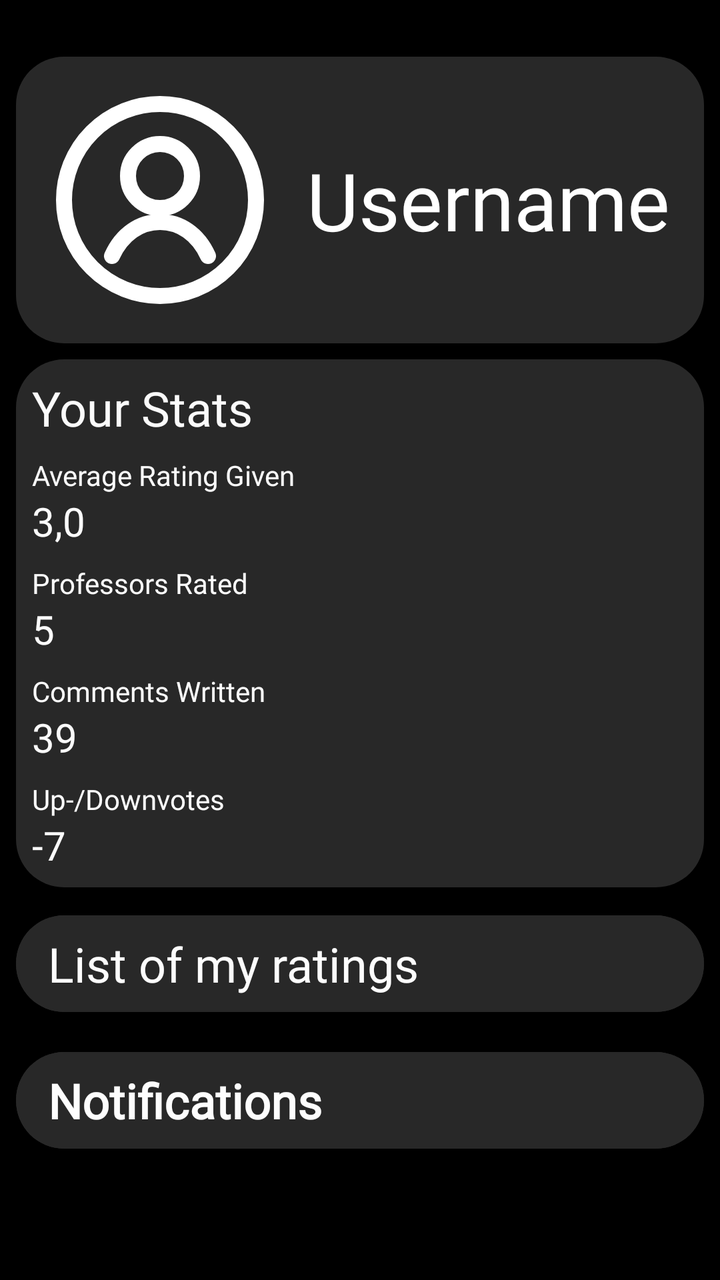
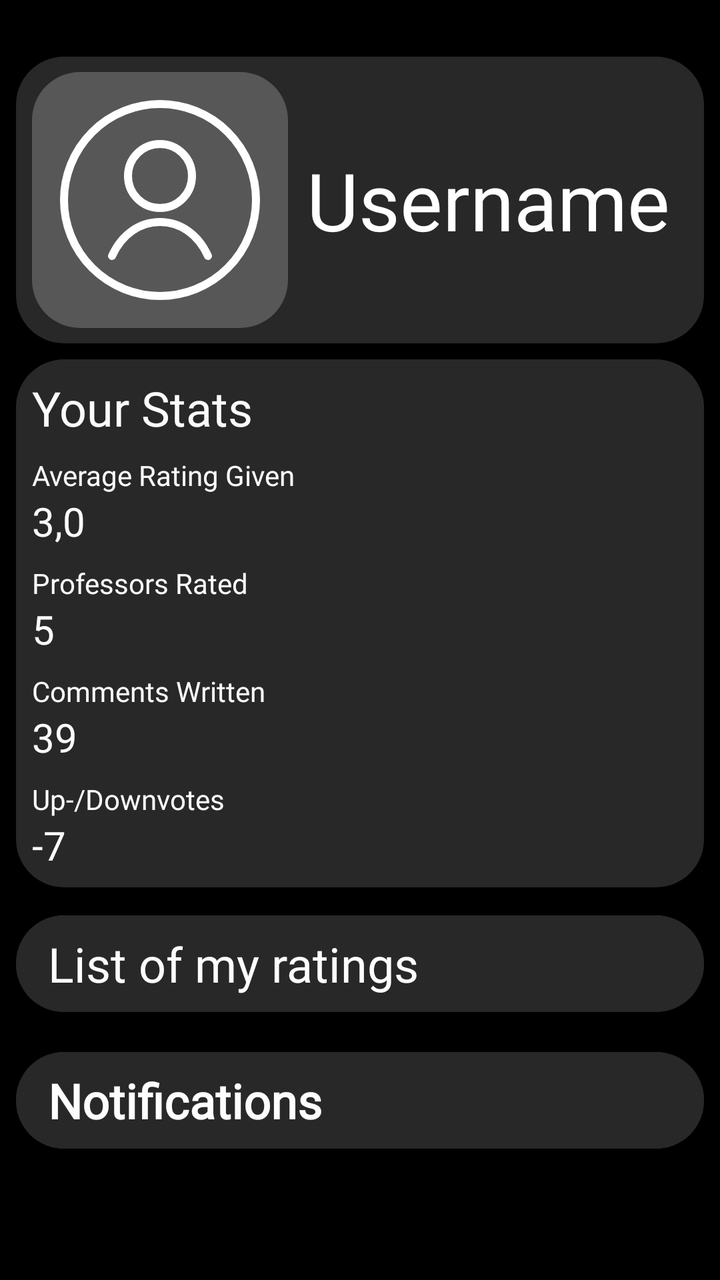

Before-and-after screenshots of an Android layout around one commit, followed by the original layout XML and the change that was made.
<!-- AndroidManifest.xml: application theme Theme.MyApplication_Java -->
<!-- res/layout/fragment_home_screen.xml -->
<?xml version="1.0" encoding="utf-8"?>
<androidx.constraintlayout.widget.ConstraintLayout xmlns:android="http://schemas.android.com/apk/res/android"
    xmlns:app="http://schemas.android.com/apk/res-auto"
    xmlns:tools="http://schemas.android.com/tools"
    android:layout_width="match_parent"
    android:layout_height="match_parent"
    android:background="#000000">


    <TextView
        android:id="@+id/profile"
        android:layout_width="0dp"
        android:layout_height="0dp"
        android:layout_marginStart="8dp"
        android:layout_marginTop="-8dp"
        android:layout_marginEnd="8dp"
        android:layout_marginBottom="-8dp"
        android:background="@drawable/rounded_box"
        android:textAlignment="textEnd"
        android:textColor="#FDFDFD"
        app:layout_constraintBottom_toBottomOf="@id/imageView"
        app:layout_constraintEnd_toEndOf="parent"
        app:layout_constraintHorizontal_bias="0.0"
        app:layout_constraintStart_toStartOf="parent"
        app:layout_constraintTop_toTopOf="@id/imageView" />

    <TextView
        android:id="@+id/your_stats_background"
        android:layout_width="0dp"
        android:layout_height="0dp"
        android:layout_marginStart="8dp"
        android:layout_marginTop="8dp"
        android:layout_marginEnd="8dp"
        android:layout_marginBottom="-8dp"
        android:background="@drawable/rounded_box"
        android:fontFamily="@font/inter_bold"
        android:textColor="#FDFDFD"
        android:textSize="200sp"
        app:layout_constraintBottom_toBottomOf="@+id/up_downvotes_num"
        app:layout_constraintEnd_toEndOf="parent"
        app:layout_constraintHorizontal_bias="0.0"
        app:layout_constraintStart_toStartOf="parent"
        app:layout_constraintTop_toBottomOf="@+id/profile" />

    <TextView
        android:id="@+id/your_stats"
        android:layout_width="wrap_content"
        android:layout_height="wrap_content"
        android:layout_marginStart="8dp"
        android:layout_marginTop="8dp"
        android:fontFamily="@font/inter_bold"
        android:text="Your Stats"
        android:textColor="#FBFBFB"
        android:textSize="24sp"
        app:layout_constraintBottom_toTopOf="@+id/average_rating_given"
        app:layout_constraintStart_toStartOf="@+id/your_stats_background"
        app:layout_constraintTop_toTopOf="@+id/your_stats_background" />

    <TextView
        android:id="@+id/average_rating_given"
        android:layout_width="wrap_content"
        android:layout_height="wrap_content"
        android:layout_marginStart="8dp"
        android:layout_marginTop="8dp"
        android:fontFamily="@font/inter_bold"
        android:text="Average Rating Given"
        android:textColor="#FBFBFB"
        app:layout_constraintStart_toStartOf="@+id/your_stats_background"
        app:layout_constraintTop_toBottomOf="@+id/your_stats" />

    <TextView
        android:id="@+id/average_rating_given_num"
        android:layout_width="wrap_content"
        android:layout_height="wrap_content"
        android:fontFamily="@font/inter_bold"
        android:text="3,0"
        android:textColor="#FBFBFB"
        android:textSize="20sp"
        app:layout_constraintStart_toStartOf="@+id/average_rating_given"
        app:layout_constraintTop_toBottomOf="@+id/average_rating_given" />

    <com.google.android.material.button.MaterialButton
        android:id="@+id/list_of_my_ratings_button"
        android:layout_width="0dp"
        android:layout_height="wrap_content"
        android:layout_marginStart="8dp"
        android:layout_marginTop="8dp"
        android:layout_marginEnd="8dp"
        android:backgroundTint="#282828"
        android:clickable="true"
        android:focusable="true"
        style="@style/text_style"
        android:letterSpacing="0"
        android:paddingTop="8dp"
        android:paddingBottom="8dp"
        android:text="List of my ratings"
        android:textAlignment="textStart"
        android:textAllCaps="false"
        android:textColor="#FDFDFD"
        android:textSize="24sp"
        android:typeface="normal"
        app:cornerRadius="24dp"
        app:layout_constraintEnd_toEndOf="parent"
        app:layout_constraintHorizontal_bias="0.0"
        app:layout_constraintStart_toStartOf="parent"
        app:layout_constraintTop_toBottomOf="@+id/your_stats_background" />


    <com.google.android.material.button.MaterialButton
        android:id="@+id/notifications"
        style="@style/text_style"
        android:layout_width="0dp"
        android:layout_height="wrap_content"
        android:layout_marginStart="8dp"
        android:layout_marginTop="8dp"
        android:layout_marginEnd="8dp"
        android:backgroundTint="#282828"
        android:clickable="true"
        android:focusable="true"
        android:letterSpacing="0"
        android:paddingTop="8dp"
        android:paddingBottom="8dp"
        android:text="Notifications"
        android:textAlignment="textStart"
        android:textAllCaps="false"
        android:textColor="#FDFDFD"
        android:textSize="24sp"
        android:textStyle="bold"
        android:typeface="normal"
        app:cornerRadius="24dp"
        app:layout_constraintEnd_toEndOf="parent"
        app:layout_constraintStart_toStartOf="parent"
        app:layout_constraintTop_toBottomOf="@+id/list_of_my_ratings_button" />

    <TextView
        android:id="@+id/professors_rated"
        android:layout_width="wrap_content"
        android:layout_height="wrap_content"
        android:layout_marginStart="8dp"
        android:layout_marginTop="8dp"
        android:fontFamily="@font/inter_bold"
        android:text="Professors Rated"
        android:textColor="#FBFBFB"
        app:layout_constraintStart_toStartOf="@+id/your_stats_background"
        app:layout_constraintTop_toBottomOf="@+id/average_rating_given_num" />

    <TextView
        android:id="@+id/average_rating_given_num2"
        android:layout_width="wrap_content"
        android:layout_height="wrap_content"
        android:fontFamily="@font/inter_bold"
        android:text="5"
        android:textColor="#FBFBFB"
        android:textSize="20sp"
        app:layout_constraintStart_toStartOf="@+id/average_rating_given"
        app:layout_constraintTop_toBottomOf="@+id/professors_rated" />

    <TextView
        android:id="@+id/comments_written"
        android:layout_width="wrap_content"
        android:layout_height="wrap_content"
        android:layout_marginStart="8dp"
        android:layout_marginTop="8dp"
        android:fontFamily="@font/inter_bold"
        android:text="Comments Written"
        android:textColor="#FBFBFB"
        app:layout_constraintStart_toStartOf="@+id/your_stats_background"
        app:layout_constraintTop_toBottomOf="@+id/average_rating_given_num2" />

    <TextView
        android:id="@+id/comments_written_num"
        android:layout_width="wrap_content"
        android:layout_height="wrap_content"
        android:fontFamily="@font/inter_bold"
        android:text="39"
        android:textColor="#FBFBFB"
        android:textSize="20sp"
        app:layout_constraintStart_toStartOf="@+id/average_rating_given"
        app:layout_constraintTop_toBottomOf="@+id/comments_written" />

    <TextView
        android:id="@+id/up_downvotes"
        android:layout_width="wrap_content"
        android:layout_height="wrap_content"
        android:layout_marginStart="8dp"
        android:layout_marginTop="8dp"
        android:fontFamily="@font/inter_bold"
        android:text="Up-/Downvotes"
        android:textColor="#FBFBFB"
        app:layout_constraintStart_toStartOf="@+id/your_stats_background"
        app:layout_constraintTop_toBottomOf="@+id/comments_written_num" />

    <TextView
        android:id="@+id/up_downvotes_num"
        android:layout_width="wrap_content"
        android:layout_height="wrap_content"
        android:fontFamily="@font/inter_bold"
        android:text="-7"
        android:textColor="#FBFBFB"
        android:textSize="20sp"
        app:layout_constraintStart_toStartOf="@+id/average_rating_given"
        app:layout_constraintTop_toBottomOf="@+id/up_downvotes" />

    <TextView
        android:id="@+id/user_name"
        android:layout_width="wrap_content"
        android:layout_height="wrap_content"
        android:layout_marginEnd="8dp"
        android:fontFamily="@font/inter_bold"
        android:text="Username"
        android:textColor="#FFFFFF"
        android:textSize="40sp"
        app:layout_constraintBottom_toBottomOf="@+id/profile"
        app:layout_constraintEnd_toEndOf="@+id/profile"
        app:layout_constraintStart_toEndOf="@+id/imageView"
        app:layout_constraintTop_toTopOf="@+id/profile" />

    <ImageView
        android:id="@+id/imageView"
        android:layout_width="wrap_content"
        android:layout_height="wrap_content"
        android:layout_marginStart="8dp"
        android:layout_marginTop="32dp"
        android:layout_marginBottom="8dp"
        app:layout_constraintBottom_toTopOf="@+id/your_stats_background"
        app:layout_constraintStart_toStartOf="@+id/profile"
        app:layout_constraintTop_toTopOf="parent"
        app:layout_constraintVertical_bias="0.348"
        android:src="@drawable/profile_icon"
        android:scaleX="1.0"
        android:scaleY="1.0"/>



</androidx.constraintlayout.widget.ConstraintLayout>
<!-- resources referenced by this layout -->
<resources>
  <!-- drawable profile_icon (drawable) -->
  <vector xmlns:android="http://schemas.android.com/apk/res/android"
      android:width="128dp"
      android:height="128dp"
      android:viewportWidth="64"
      android:viewportHeight="64">
    <path
        android:pathData="M32,32m-24,0a24,24 0,1 1,48 0a24,24 0,1 1,-48 0"
        android:strokeWidth="4"
        android:fillColor="#00000000"
        android:strokeColor="@color/white"/>
    <path
        android:pathData="M32,26m-8,0a8,8 0,1 1,16 0a8,8 0,1 1,-16 0"
        android:strokeWidth="4"
        android:fillColor="#00000000"
        android:strokeColor="@color/white"/>
    <path
        android:pathData="M20,46C22.5,40.5 27,37.5 32,37.5C37,37.5 41.5,40.5 44,46"
        android:strokeWidth="4"
        android:fillColor="#00000000"
        android:strokeColor="@color/white"
        android:strokeLineCap="round"/>
  </vector>
  <!-- drawable rounded_box (drawable) -->
  <shape xmlns:android="http://schemas.android.com/apk/res/android">
  
      <solid android:color="#282828"/>
  
      <corners android:radius="24dp"/>
  
  </shape>
  <style name="text_style" parent="Widget.MaterialComponents.Button">
          <item name="android:fontFamily">@font/inter_bold</item>
          <item name="android:textAllCaps">false</item>
      </style>
  <style name="Theme.MyApplication_Java" parent="Theme.MaterialComponents.DayNight.NoActionBar">
          
          <item name="colorPrimary">@color/purple_500</item>
          <item name="colorPrimaryVariant">@color/purple_700</item>
          <item name="colorOnPrimary">@color/white</item>
          
          <item name="colorSecondary">@color/teal_200</item>
          <item name="colorSecondaryVariant">@color/teal_700</item>
          <item name="colorOnSecondary">@color/black</item>
          
          <item name="android:statusBarColor">?attr/colorPrimaryVariant</item>
          
      </style>
  <color name="white">#FFFFFFFF</color>
  <color name="purple_500">#FF6200EE</color>
  <color name="purple_700">#FF3700B3</color>
  <color name="teal_200">#FF03DAC5</color>
  <color name="teal_700">#FF018786</color>
  <color name="black">#FF000000</color>
</resources>

<!-- the commit's change to res/layout/fragment_home_screen.xml (unified diff, before → after) -->
@@ -222,13 +222,14 @@
         android:layout_marginStart="8dp"
         android:layout_marginTop="32dp"
         android:layout_marginBottom="8dp"
+        android:background="@drawable/rounded_box_light"
+        android:scaleX="1.0"
+        android:scaleY="1.0"
+        android:src="@drawable/profile_icon"
         app:layout_constraintBottom_toTopOf="@+id/your_stats_background"
         app:layout_constraintStart_toStartOf="@+id/profile"
         app:layout_constraintTop_toTopOf="parent"
-        app:layout_constraintVertical_bias="0.348"
-        android:src="@drawable/profile_icon"
-        android:scaleX="1.0"
-        android:scaleY="1.0"/>
+        app:layout_constraintVertical_bias="0.348" />
 
 
 
<!-- resource entries referenced after the edit -->
@@ -8,17 +8,17 @@
       android:viewportHeight="64">
     <path
         android:pathData="M32,32m-24,0a24,24 0,1 1,48 0a24,24 0,1 1,-48 0"
-        android:strokeWidth="4"
+        android:strokeWidth="2"
         android:fillColor="#00000000"
         android:strokeColor="@color/white"/>
     <path
         android:pathData="M32,26m-8,0a8,8 0,1 1,16 0a8,8 0,1 1,-16 0"
-        android:strokeWidth="4"
+        android:strokeWidth="2"
         android:fillColor="#00000000"
         android:strokeColor="@color/white"/>
     <path
         android:pathData="M20,46C22.5,40.5 27,37.5 32,37.5C37,37.5 41.5,40.5 44,46"
-        android:strokeWidth="4"
+        android:strokeWidth="2"
         android:fillColor="#00000000"
         android:strokeColor="@color/white"
         android:strokeLineCap="round"/>
@@ -27,6 +27,15 @@
   <shape xmlns:android="http://schemas.android.com/apk/res/android">
   
       <solid android:color="#282828"/>
+  
+      <corners android:radius="24dp"/>
+  
+  </shape>
+  <!-- drawable rounded_box_light (drawable) -->
+  <?xml version="1.0" encoding="utf-8"?>
+  <shape xmlns:android="http://schemas.android.com/apk/res/android">
+  
+      <solid android:color="#575757"/>
   
       <corners android:radius="24dp"/>
   
